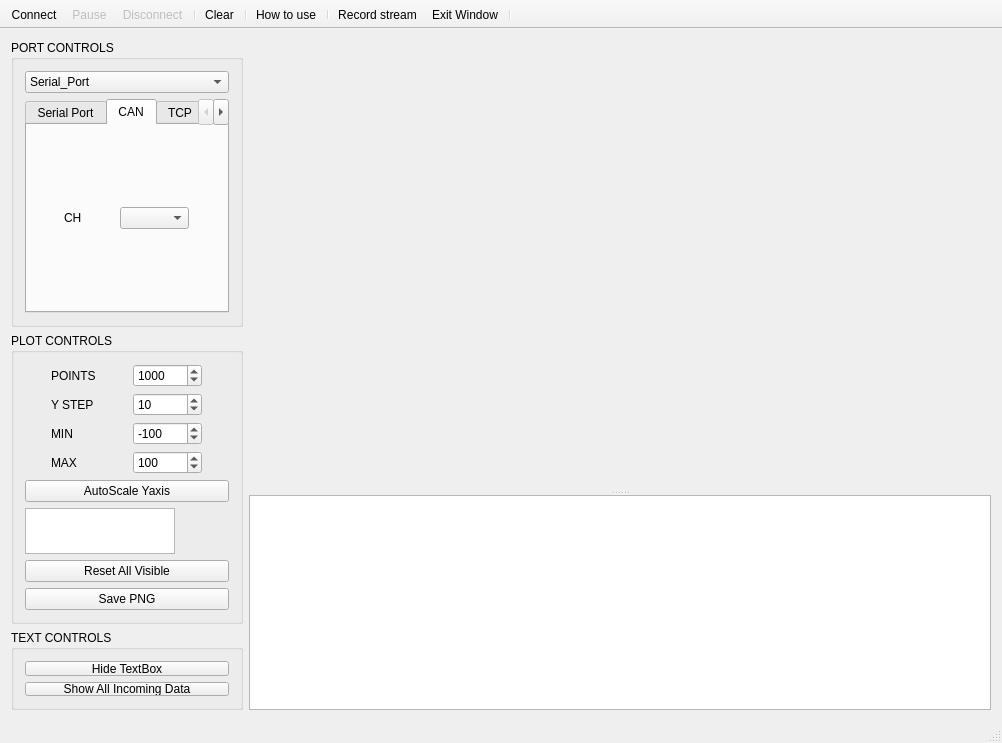
Qt form middleware/serial_port_plotter/serial_port_plotter.ui (aron566/EOL_CAN_Tool) before a commit.
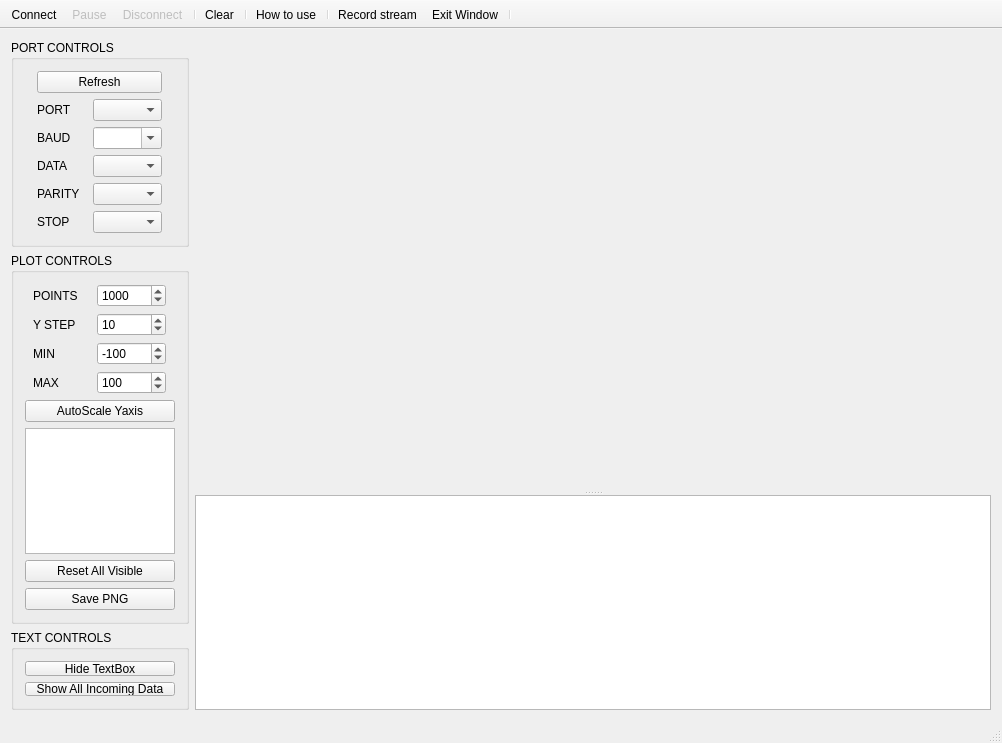
The same form after that commit. The open tabs and pages were chosen to show the change. Icons and pictures are not drawn. Custom widgets are drawn as their Qt base class.

What changed in the file:
```diff
--- a/middleware/serial_port_plotter/serial_port_plotter.ui
+++ b/middleware/serial_port_plotter/serial_port_plotter.ui
@@ -35,22 +35,6 @@
          <bool>false</bool>
         </property>
         <layout class="QGridLayout" name="gridLayout">
-         <item row="1" column="0">
-          <widget class="QTabWidget" name="com_tabWidget">
-           <property name="sizePolicy">
-            <sizepolicy hsizetype="Preferred" vsizetype="Preferred">
-             <horstretch>0</horstretch>
-             <verstretch>0</verstretch>
-            </sizepolicy>
-           </property>
-           <property name="currentIndex">
-            <number>0</number>
-           </property>
-           <widget class="QWidget" name="tab0">
-            <attribute name="title">
-             <string>Serial Port</string>
-            </attribute>
-            <layout class="QGridLayout" name="gridLayout_5">
              <item row="0" column="0">
               <layout class="QVBoxLayout" name="verticalLayout_3">
                <item>
@@ -265,100 +249,6 @@
                 </layout>
                </item>
               </layout>
-             </item>
-            </layout>
-           </widget>
-           <widget class="QWidget" name="tab1">
-            <attribute name="title">
-             <string>CAN</string>
-            </attribute>
-            <layout class="QGridLayout" name="gridLayout_6">
-             <item row="0" column="0">
-              <layout class="QVBoxLayout" name="verticalLayout_4">
-               <item>
-                <layout class="QHBoxLayout" name="horizontalLayout_14">
-                 <item>
-                  <widget class="QLabel" name="labelStop_2">
-                   <property name="maximumSize">
-                    <size>
-                     <width>50</width>
-                     <height>16777215</height>
-                    </size>
-                   </property>
-                   <property name="text">
-                    <string>CH</string>
-                   </property>
-                  </widget>
-                 </item>
-                 <item>
-                  <widget class="QComboBox" name="can_ch_combox">
-                   <property name="sizePolicy">
-                    <sizepolicy hsizetype="Fixed" vsizetype="Fixed">
-                     <horstretch>0</horstretch>
-                     <verstretch>0</verstretch>
-                    </sizepolicy>
-                   </property>
-                   <property name="minimumSize">
-                    <size>
-                     <width>69</width>
-                     <height>0</height>
-                    </size>
-                   </property>
-                   <property name="maximumSize">
-                    <size>
-                     <width>69</width>
-                     <height>16777215</height>
-                    </size>
-                   </property>
-                  </widget>
-                 </item>
-                </layout>
-               </item>
-              </layout>
-             </item>
-            </layout>
-           </widget>
-           <widget class="QWidget" name="tab2">
-            <attribute name="title">
-             <string>TCP</string>
-            </attribute>
-           </widget>
-           <widget class="QWidget" name="tab3">
-            <attribute name="title">
-             <string>UDP</string>
-            </attribute>
-           </widget>
-          </widget>
-         </item>
-         <item row="0" column="0">
-          <widget class="QComboBox" name="comboBox">
-           <property name="sizePolicy">
-            <sizepolicy hsizetype="Preferred" vsizetype="Fixed">
-             <horstretch>0</horstretch>
-             <verstretch>0</verstretch>
-            </sizepolicy>
-           </property>
-           <item>
-            <property name="text">
-             <string>Serial_Port</string>
-            </property>
-           </item>
-           <item>
-            <property name="text">
-             <string>CAN</string>
-            </property>
-           </item>
-           <item>
-            <property name="text">
-             <string>TCP</string>
-            </property>
-           </item>
-           <item>
-            <property name="text">
-             <string>UDP</string>
-            </property>
-           </item>
-          </widget>
          </item>
         </layout>
        </widget>
```
Lines whose indentation alone changed are shown as unchanged.
